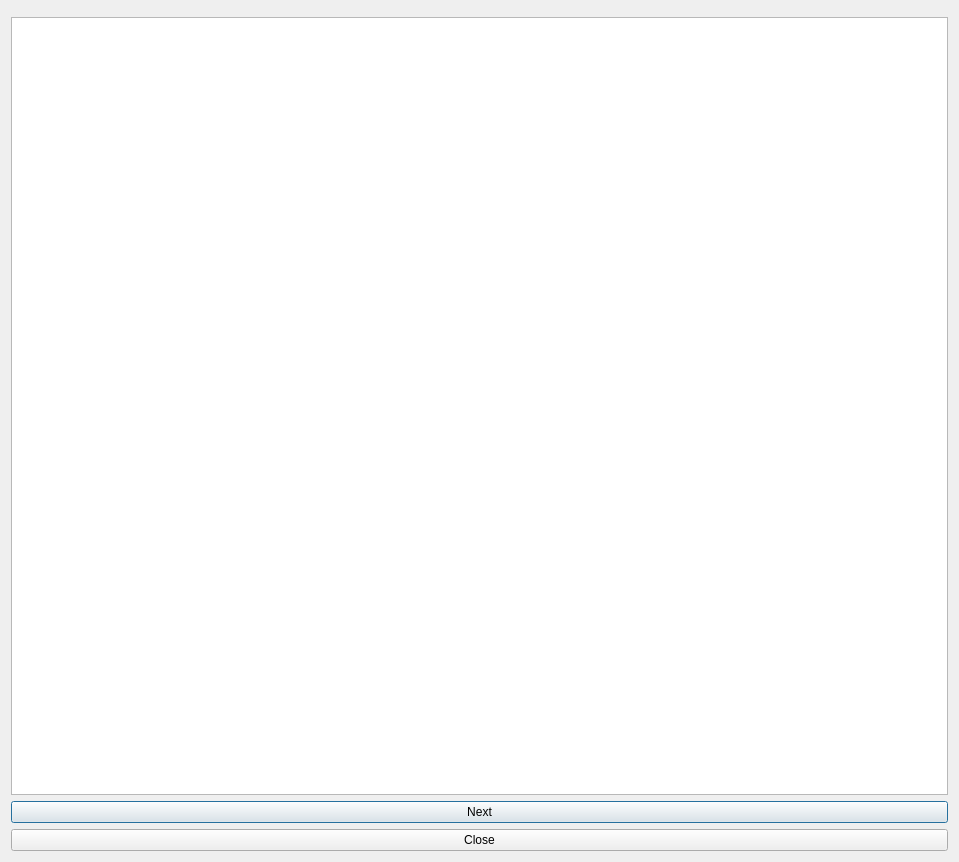
Old version of the form gui/GraphicsFrame/AlgorithmVisualizer/dijkstrawindow.ui in the repository ethancfung/Sorting-Pathfinding-Algorithm-Visualizer.
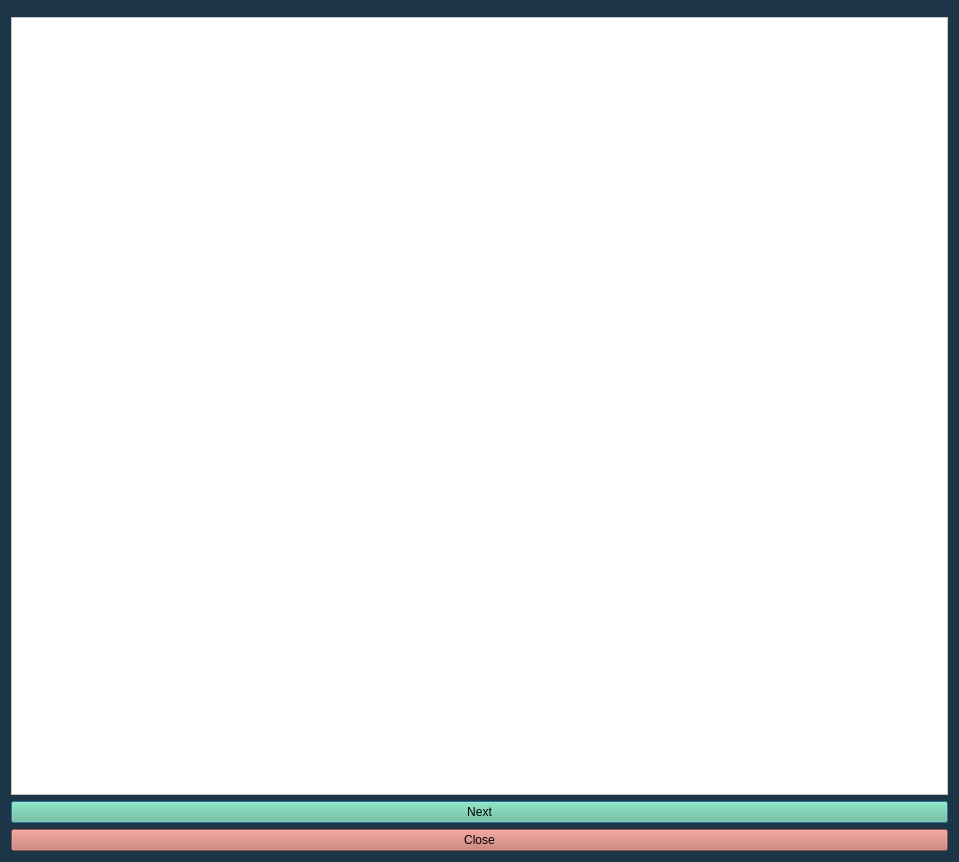
New version of the form.

Patch:
```diff
--- a/gui/GraphicsFrame/AlgorithmVisualizer/dijkstrawindow.ui
+++ b/gui/GraphicsFrame/AlgorithmVisualizer/dijkstrawindow.ui
@@ -19,6 +19,9 @@
   <property name="windowTitle">
    <string>MainWindow</string>
   </property>
+  <property name="styleSheet">
+   <string notr="true">background-color: rgb(29, 54, 71);</string>
+  </property>
   <layout class="QVBoxLayout" name="verticalLayout">
    <item>
     <widget class="QMenuBar" name="menubar"/>
@@ -26,10 +29,17 @@
    <item>
     <layout class="QGridLayout" name="gridLayout">
      <item row="0" column="0">
-      <widget class="QGraphicsView" name="graphicsView"/>
+      <widget class="QGraphicsView" name="graphicsView">
+       <property name="styleSheet">
+        <string notr="true">background-color: rgb(255, 255, 255);</string>
+       </property>
+      </widget>
      </item>
      <item row="2" column="0">
       <widget class="QPushButton" name="nextButton">
+       <property name="styleSheet">
+        <string notr="true">background-color: rgb(103, 194, 149);</string>
+       </property>
        <property name="text">
         <string>Next</string>
        </property>
@@ -37,6 +47,9 @@
      </item>
      <item row="3" column="0">
       <widget class="QPushButton" name="pushButton">
+       <property name="styleSheet">
+        <string notr="true">background-color: rgb(194, 112, 104);</string>
+       </property>
        <property name="text">
         <string>Close</string>
        </property>
```
